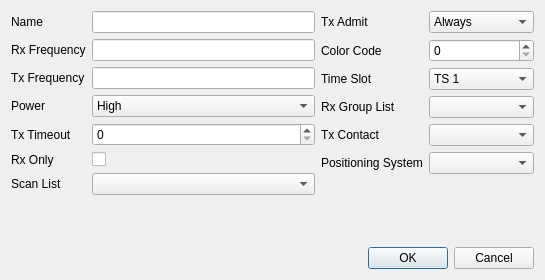
Above: src/digitalchanneldialog.ui from hmatuschek/qdmr before the change. Below: the same form after it.
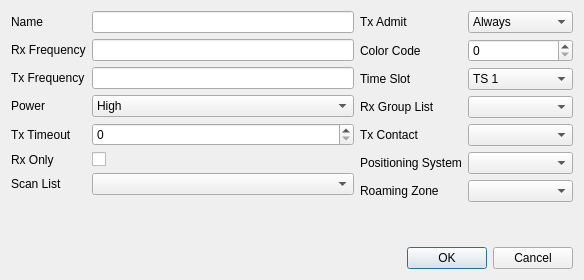
That is the form after the change.

Commit message: Added roaming to digi channel editor.

```diff
--- a/src/digitalchanneldialog.ui
+++ b/src/digitalchanneldialog.ui
@@ -6,7 +6,7 @@
    <rect>
     <x>0</x>
     <y>0</y>
-    <width>545</width>
+    <width>584</width>
     <height>280</height>
    </rect>
   </property>
@@ -223,6 +223,16 @@
        <item row="5" column="1">
         <widget class="QComboBox" name="gpsSystem"/>
        </item>
+       <item row="6" column="0">
+        <widget class="QLabel" name="roamLabel">
+         <property name="text">
+          <string>Roaming Zone</string>
+         </property>
+        </widget>
+       </item>
+       <item row="6" column="1">
+        <widget class="QComboBox" name="roaming"/>
+       </item>
       </layout>
      </item>
     </layout>
```
Left out of the diff: 2 changed lines with no effect on the pictures. The commit also changes 3 other files.
